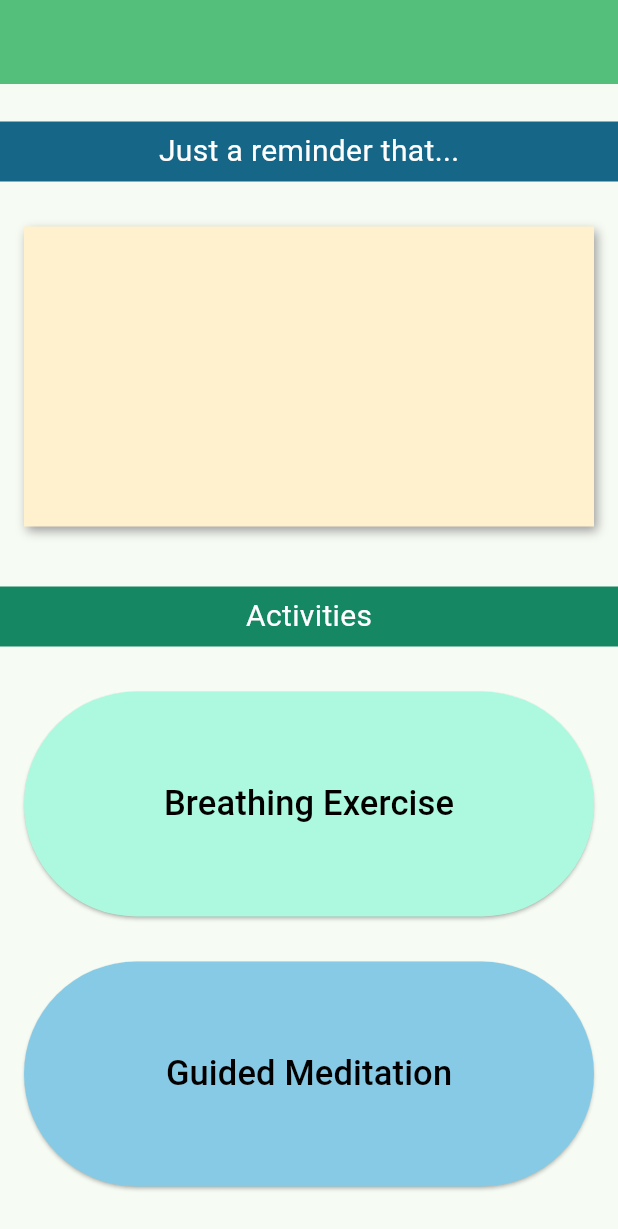
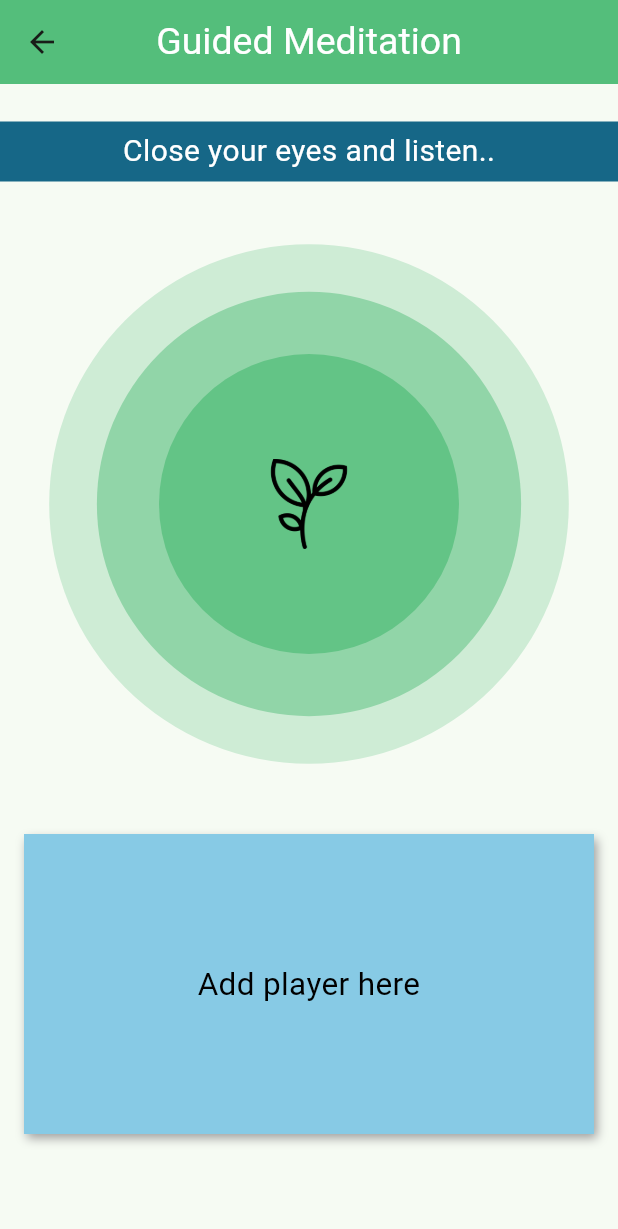
Before and after one commit to mnewby4/project1, a Flutter app: the ActivityPage screen opened directly with empty values, after a tap on "Guided Meditation", on a phone screen of 412 x 824 dp. Shown: the top 1229 px of the screen. Run offline on Flutter 3.47's test engine with Material 3 defaults, Android fonts, the light colour scheme and no system bars; our stand-ins replace sqflite; missing offline and left inert: flame_audio; accounts and stored records are empty.

Commit message:
Added meditation page + ripple animation

```diff
--- a/lib/activity.dart
+++ b/lib/activity.dart
@@ -1,5 +1,6 @@
 import 'package:flutter/material.dart';
 import 'breathe.dart';
+import 'meditate.dart';
 import 'theme.dart';
 
 class ActivityView extends StatelessWidget{
@@ -131,7 +132,9 @@ class _ActivityPage extends State<ActivityPage> {
               height: 150,
               width: 380,
               child: ElevatedButton(
-                onPressed: navigateBreath,
+                onPressed: () {
+                  Navigator.push(context, MaterialPageRoute(builder: (context) => const MeditatePage()));
+                },
                 style: ButtonStyle(
                   backgroundColor: WidgetStatePropertyAll<Color>(Color.fromRGBO(135, 202, 229, 1)),
                 ),
--- /dev/null
+++ b/lib/meditate.dart
@@ -0,0 +1,164 @@
+import 'dart:math';
+import 'package:flutter/material.dart';
+import 'theme.dart';
+
+class MyPainter extends CustomPainter {
+ final double animationValue;
+
+ MyPainter(this.animationValue);
+
+  @override
+  void paint(Canvas canvas, Size size) {
+    for (int i = 3; i >= 0; i--) {
+      circle(canvas, Rect.fromLTRB(0, 0, size.width, size.height), i + animationValue);
+    }
+  }
+  void circle(Canvas canvas, Rect rect, double value) {
+    Paint paint = Paint()
+      ..color = const Color.fromRGBO(84, 190, 123, 1).withValues(alpha: 1 - (value / 4).clamp(0, 1));
+
+    canvas.drawCircle(rect.center,
+          sqrt((rect.width * .5 * rect.width * .5) * value / 4), paint);
+
+  }
+  @override
+  bool shouldRepaint(covariant CustomPainter oldDelegate) {
+    return true;
+  }
+}
+
+class _RippleAnimation extends StatefulWidget {
+  const _RippleAnimation({super.key});
+  @override
+  State<_RippleAnimation> createState() => _RippleState();
+}
+
+class _RippleState extends State<_RippleAnimation> with SingleTickerProviderStateMixin{
+  late AnimationController motionController;
+  late Animation<double> animation;
+  @override
+  void initState() {
+    super.initState();
+    motionController = AnimationController(
+      vsync: this,
+      duration: Duration(seconds: 1),
+    );
+
+    animation = Tween<double>(begin: 0, end: 1).animate(motionController)
+    ..addListener(() {
+      setState(() {});
+    })
+    ..addStatusListener((status) {
+      if (status == AnimationStatus.dismissed) {
+        motionController.forward();
+      } else if (status == AnimationStatus.completed) {
+        motionController.repeat();
+      }
+    });
+
+    motionController.forward();
+  }
+
+  @override
+  void dispose() {
+    motionController.dispose();
+    super.dispose();
+  }
+
+  @override
+  Widget build(BuildContext context) {
+    return Scaffold(
+      body: Center(
+        child: Stack(
+          alignment: Alignment.center,
+          children: [
+            CustomPaint(
+              size: Size(400, 400),
+              painter: MyPainter(animation.value),
+            ),
+            Image.asset(
+              "assets/images/leaf.png",
+              height: 60,
+            ),
+          ],
+        ),
+      ),
+    );
+  }
+}
+
+class MeditatePage extends StatelessWidget {
+  const MeditatePage({super.key});
+
+  @override
+  Widget build(BuildContext context) {
+    return Scaffold(
+      appBar: AppBar(
+        backgroundColor: const Color.fromRGBO(84, 190, 123, 1),
+        title: Text(
+          "Guided Meditation",
+          style: AppTheme.theme.textTheme.titleLarge,
+          textAlign: TextAlign.center,
+        ),
+        centerTitle: true,
+      ),
+      body: Center(
+        child: Column(
+          children: <Widget>[
+            SizedBox(height: 25),
+
+            /* Meditation Message */
+            Container(
+              height: 40,
+              width: 420,
+              decoration: BoxDecoration(
+                color: const Color.fromRGBO(22, 103, 135, 1)
+              ),
+              child: Align(
+                child: Text(
+                  "Close your eyes and listen..",
+                  style: AppTheme.theme.textTheme.titleSmall,
+                ),
+              ),
+            ),
+            SizedBox(height: 15),
+
+            /* Ripple Animation */
+            Container(
+              height: 400,
+              child: _RippleAnimation(),
+            ),
+            SizedBox(height: 20),
+
+            /* Audio Player */
+            AnimatedContainer(
+              height: 200,
+              width: 380,
+              curve: Curves.easeInOut,
+              duration: Duration(seconds: 4),
+              decoration: BoxDecoration(
+                color: const Color.fromRGBO(135, 202, 229, 1),
+                boxShadow: [
+                  BoxShadow(
+                    color: Colors.grey,
+                    offset: const Offset(2.0, 3.0),
+                    blurRadius: 5.0,
+                  ),
+                ],
+              ),
+              child: Padding( padding: const EdgeInsets.all(30.0),
+                child: Align(
+                  child: Text(
+                    "Add player here",
+                    style: AppTheme.theme.textTheme.bodyMedium,
+                    textAlign: TextAlign.center,
+                  ),
+                ),
+              ),
+            ),
+          ],
+        ),
+      ),
+    );
+  }
+}
```
Also changed, not shown: assets/images/leaf.png (added).
